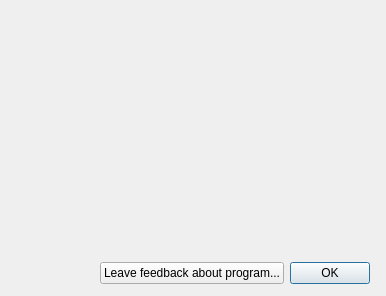
First picture: the form in src/loader/aboutbox.ui, repository silvansky/Contacts, before the edit.
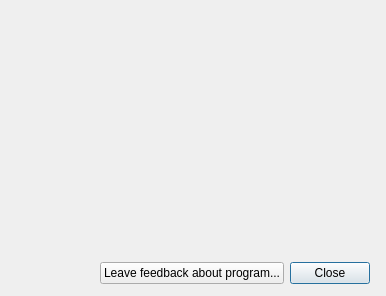
Second picture: the form after the edit.

Commit message: Ещё немного по окну "О программе".

The edit to the form file:
```diff
--- a/src/loader/aboutbox.ui
+++ b/src/loader/aboutbox.ui
@@ -135,15 +135,12 @@
       </widget>
      </item>
      <item>
-      <widget class="QDialogButtonBox" name="btbButtons">
-       <property name="sizePolicy">
-        <sizepolicy hsizetype="Fixed" vsizetype="Fixed">
-         <horstretch>0</horstretch>
-         <verstretch>0</verstretch>
-        </sizepolicy>
+      <widget class="QPushButton" name="pushButton">
+       <property name="text">
+        <string>Close</string>
        </property>
-       <property name="standardButtons">
-        <set>QDialogButtonBox::Ok</set>
+       <property name="default">
+        <bool>true</bool>
        </property>
       </widget>
      </item>
```
Left out of the diff: 17 changed lines with no effect on the pictures. The commit also changes 1 other file.
